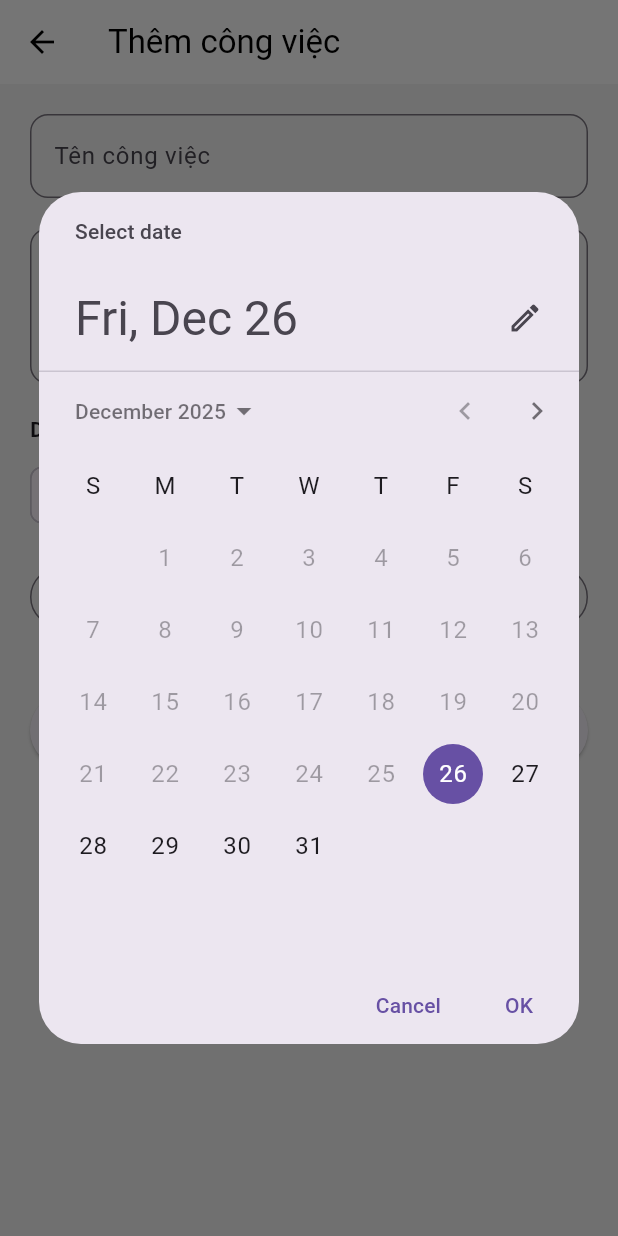
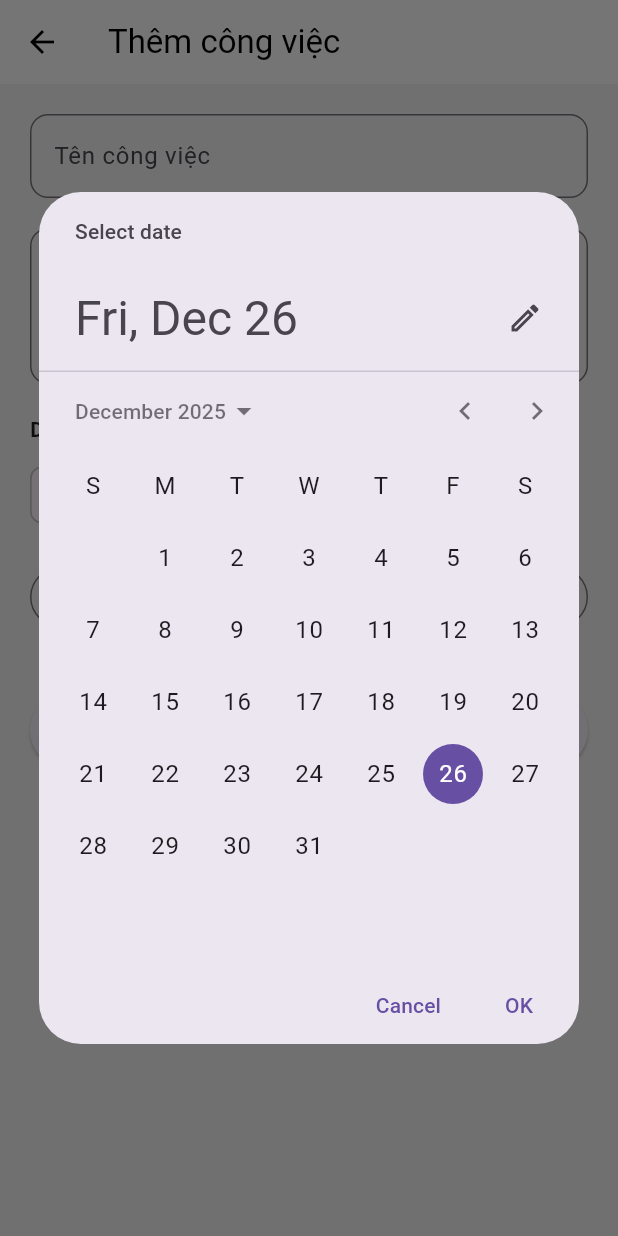
Before and after one commit to hungdx-t1/ToDoApp-MIST, a Flutter app: the AddTaskScreen screen opened directly, after a tap on an icon or button, on a phone screen of 412 x 824 dp. Run offline on Flutter 3.47's test engine with Material 3 defaults, Android fonts, the phone set to English and light mode, and no system bars; our stand-ins replace file_picker, flutter_local_notifications, share_plus, sqflite, timezone; accounts and stored records are empty.

Commit message:
added edit task in task detail screen

```diff
--- a/lib/views/add_task_screen.dart
+++ b/lib/views/add_task_screen.dart
@@ -1,3 +1,5 @@
+// lib/views/add_task_screen.dart
+
 import 'package:flutter/material.dart';
 import 'package:provider/provider.dart';
 import 'package:intl/intl.dart';
@@ -5,7 +7,9 @@ import '../models/task_model.dart';
 import '../view_models/task_view_model.dart';
 
 class AddTaskScreen extends StatefulWidget {
-  const AddTaskScreen({super.key});
+  final Task? taskToEdit;
+
+  const AddTaskScreen({super.key, this.taskToEdit});
 
   @override
   State<AddTaskScreen> createState() => _AddTaskScreenState();
@@ -22,10 +26,22 @@ class _AddTaskScreenState extends State<AddTaskScreen> {
   @override
   void initState() {
     super.initState();
-    // Mặc định chọn category đầu tiên nếu list không rỗng
+
+    // kiểm tra chế độ sửa
+    if (widget.taskToEdit != null) {
+      // Nếu là sửa, điền dữ liệu cũ vào form
+      final t = widget.taskToEdit!;
+      _titleController.text = t.title;
+      _descController.text = t.description ?? '';
+      _selectedCategoryId = t.categoryId;
+      _startTime = t.startTime;
+      _deadline = t.deadline;
+    } else {
+      // Nếu là thêm mới, lấy category mặc định
       final viewModel = context.read<TaskViewModel>();
       if (viewModel.categories.isNotEmpty) {
         _selectedCategoryId = viewModel.categories.first.id;
+      }
     }
   }
 
@@ -33,16 +49,17 @@ class _AddTaskScreenState extends State<AddTaskScreen> {
   Future<void> _pickDateTime(bool isStart) async {
     final date = await showDatePicker(
       context: context,
-      initialDate: DateTime.now(),
-      firstDate: DateTime.now(),
+      initialDate: isStart ? _startTime : _deadline, // UX: focus vào ngày hiện tại của task
+      firstDate: DateTime(2000),
       lastDate: DateTime(2100),
     );
     if (date == null) return;
 
     final time = await showTimePicker(
       context: context,
-      initialTime: TimeOfDay.now(),
+      initialTime: TimeOfDay.fromDateTime(isStart ? _startTime : _deadline),
     );
+
     if (time == null) return;
 
     final result = DateTime(date.year, date.month, date.day, time.hour, time.minute);
@@ -62,15 +79,33 @@ class _AddTaskScreenState extends State<AddTaskScreen> {
       return;
     }
 
-    final newTask = Task(
+    // Lấy ViewModel
+    final viewModel = context.read<TaskViewModel>();
+
+    if (widget.taskToEdit == null) {
+      final newTask = Task( // thêm mới
         title: _titleController.text,
         description: _descController.text,
-      categoryId: _selectedCategoryId!, // Lưu ID
+        categoryId: _selectedCategoryId!,
         startTime: _startTime,
         deadline: _deadline,
       );
+      viewModel.addTask(newTask);
+    } else {
+      // chỉnh sửa: giữ nguyên ID, trạng thái hoàn thành, sao... chỉ sửa nội dung
+      final updatedTask = Task(
+        id: widget.taskToEdit!.id, // phải giữ ID cũ
+        title: _titleController.text,
+        description: _descController.text,
+        categoryId: _selectedCategoryId!,
+        startTime: _startTime,
+        deadline: _deadline,
+        isCompleted: widget.taskToEdit!.isCompleted,
+        isMarkedStar: widget.taskToEdit!.isMarkedStar,
+      );
+      viewModel.updateTask(updatedTask);
+    }
 
-    context.read<TaskViewModel>().addTask(newTask);
     Navigator.pop(context);
   }
 
@@ -100,7 +135,12 @@ class _AddTaskScreenState extends State<AddTaskScreen> {
     final categories = context.watch<TaskViewModel>().categories;
 
     return Scaffold(
-      appBar: AppBar(title: const Text('Thêm công việc'), backgroundColor: Colors.white, foregroundColor: Colors.black, elevation: 0),
+      appBar: AppBar(
+          title: Text(widget.taskToEdit == null ? 'Thêm công việc' : 'Sửa công việc'),
+          backgroundColor: Colors.white,
+          foregroundColor: Colors.black,
+          elevation: 0
+      ),
       body: SingleChildScrollView(
         padding: const EdgeInsets.all(20),
         child: Column(
@@ -177,7 +217,7 @@ class _AddTaskScreenState extends State<AddTaskScreen> {
               height: 50,
               child: ElevatedButton(
                 onPressed: _saveTask,
-                child: const Text('Lưu công việc'),
+                child: Text(widget.taskToEdit == null ? 'Lưu công việc' : 'Cập nhật'),
               ),
             ),
           ],
```
Also changed, not shown: lib/views/task_detail_screen.dart (+28 -1 lines). Lines whose indentation alone changed are shown as unchanged.
